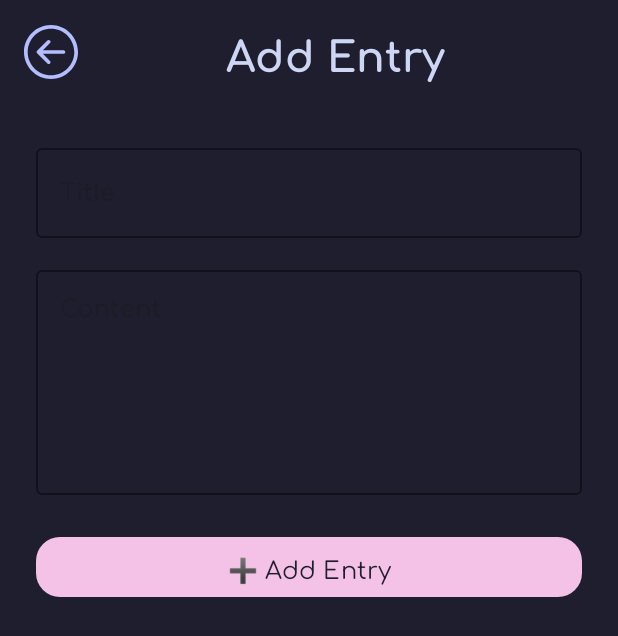
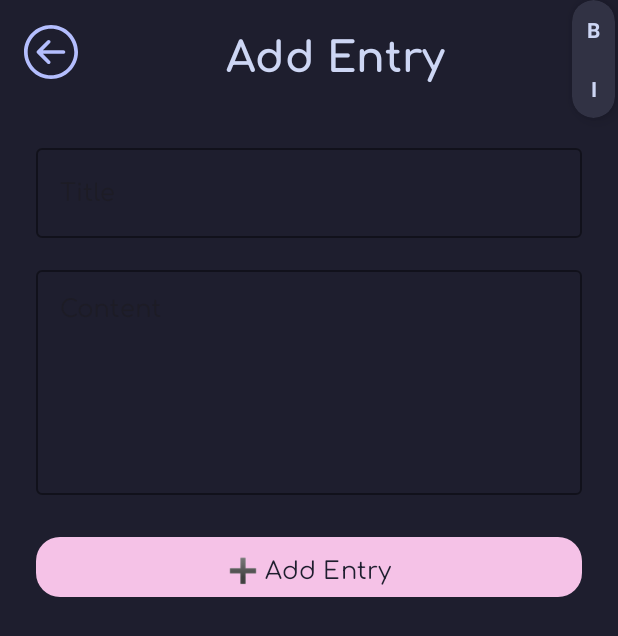
Before and after one commit to taaaf11/AndroidProject-PersonalDiaryApp, an Android app: the EntrysFragment screen opened through its navigation route, after a tap on an icon or button, on a phone screen of 412 x 824 dp. Shown: the top 636 px of the screen. Run offline under Robolectric (Android 15) with nearby library versions, the phone set to English and light mode, and no system bars; our stand-ins replace Room's generated code.

Commit message:
add markdown controls card into add fragment

```diff
--- a/app/src/main/java/com/example/personaldiaryapp/AddFragment.kt
+++ b/app/src/main/java/com/example/personaldiaryapp/AddFragment.kt
@@ -1,5 +1,6 @@
 package com.example.personaldiaryapp
 
+import android.content.Intent
 import android.os.Bundle
 import androidx.fragment.app.Fragment
 import android.view.LayoutInflater
@@ -50,6 +51,26 @@ class AddFragment : Fragment(), View.OnClickListener {
     private fun registerClicks() {
         binding?.ivBackButtonFragmentAdd?.setOnClickListener(this)
         binding?.btnAddEntryFragmentAdd?.setOnClickListener(this)
+        binding?.includedCard?.tvbtnBoldFragmentEdit?.setOnClickListener {
+
+            val theEditText = binding?.etContentFragmentAdd!!
+            if (!(theEditText.isFocused)) {
+                // This EditText has focus (cursor should be here)
+                return@setOnClickListener
+            }
+            theEditText.setText(theEditText.text.toString() + "****")
+            theEditText.setSelection((theEditText.text?.length ?: 2) - 2)
+        }
+        binding?.includedCard?.tvbtnItalicFragmentEdit?.setOnClickListener {
+
+            val theEditText = binding?.etContentFragmentAdd!!
+            if (!(theEditText.isFocused)) {
+                // This EditText has focus (cursor should be here)
+                return@setOnClickListener
+            }
+            theEditText.setText(theEditText.text.toString() + "__")
+            theEditText.setSelection(theEditText.text?.length ?: 1 - 1)
+        }
     }
 
     override fun onClick(v: View?) {
--- a/app/src/main/res/font/comfortaa.xml
+++ b/app/src/main/res/font/comfortaa.xml
@@ -1,13 +1,23 @@
 <?xml version="1.0" encoding="utf-8"?>
-<font-family xmlns:android="http://schemas.android.com/apk/res/android">
+<font-family xmlns:app="http://schemas.android.com/apk/res-auto">
     <font
-        android:fontStyle="normal"
-        android:fontWeight="400"
-        android:font="@font/comfortaa_regular"
-        />
+        app:fontStyle="normal"
+        app:fontWeight="300"
+        app:font="@font/comfortaa_light" />
     <font
-        android:fontStyle="normal"
-        android:fontWeight="700"
-        android:font="@font/comfortaa_bold"
-        />
+        app:fontStyle="normal"
+        app:fontWeight="400"
+        app:font="@font/comfortaa_regular" />
+    <font
+        app:fontStyle="normal"
+        app:fontWeight="500"
+        app:font="@font/comfortaa_medium" />
+    <font
+        app:fontStyle="normal"
+        app:fontWeight="600"
+        app:font="@font/comfortaa_semibold" />
+    <font
+        app:fontStyle="normal"
+        app:fontWeight="700"
+        app:font="@font/comfortaa_bold" />
 </font-family>
--- a/app/src/main/res/layout/fragment_add.xml
+++ b/app/src/main/res/layout/fragment_add.xml
@@ -111,6 +111,15 @@
         app:layout_constraintStart_toStartOf="parent"
         app:layout_constraintEnd_toEndOf="parent"/>
 
+    <include
+        android:id="@+id/includedCard"
+        layout="@layout/markdown_controls_card"
+        android:layout_width="0dp"
+        android:layout_height="wrap_content"
+        android:layout_marginEnd="2dp"
+        app:layout_constraintTop_toTopOf="parent"
+        app:layout_constraintEnd_toEndOf="parent" />
+
 </androidx.constraintlayout.widget.ConstraintLayout>
 
     <!--<?xml version="1.0" encoding="utf-8"?>-->
```
Also changed, not shown: app/src/main/res/font/comfortaa_light.ttf (added), app/src/main/res/font/comfortaa_medium.ttf (added), app/src/main/res/font/comfortaa_semibold.ttf (added), app/src/main/res/font/omfortaa_regular.ttf (added).
